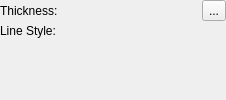
This is libs/ui/widgets/KoStrokeConfigWidget.ui in KDE/krita as Qt 5 draws it before an edit. The edited form follows.
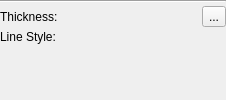
This is the edited form. Custom widgets are drawn as their Qt base class.

Commit message: remove the extra signals for adding a bottom widget and when the fill index changed. moved the visibility parts to the selectionChanged function

The edit to the form file:
```diff
--- a/libs/ui/widgets/KoStrokeConfigWidget.ui
+++ b/libs/ui/widgets/KoStrokeConfigWidget.ui
@@ -29,6 +29,13 @@
    <item>
     <layout class="QVBoxLayout" name="fillConfigWidgetLayout"/>
    </item>
+   <item>
+    <widget class="Line" name="thicknessLineBreak">
+     <property name="orientation">
+      <enum>Qt::Horizontal</enum>
+     </property>
+    </widget>
+   </item>
    <item>
     <layout class="QHBoxLayout" name="thicknessLayout">
      <item>
```
The commit also changes 6 other files.
